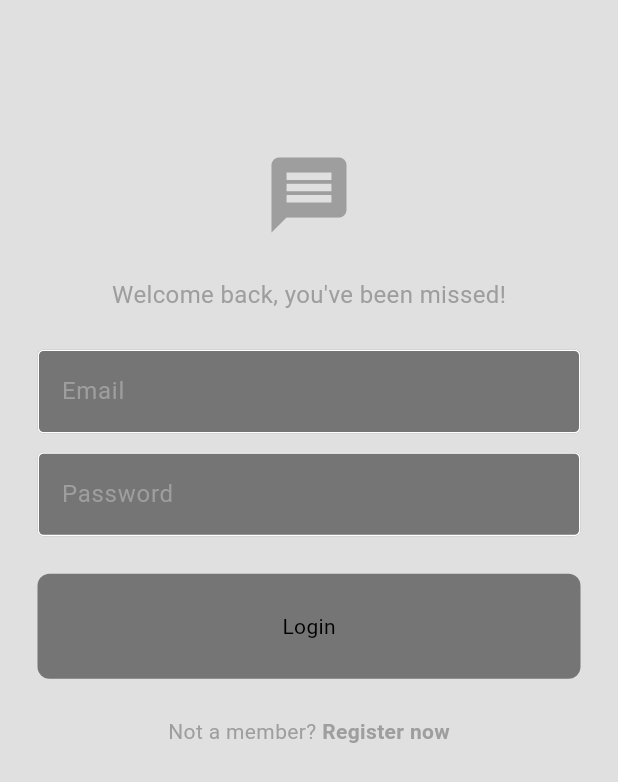
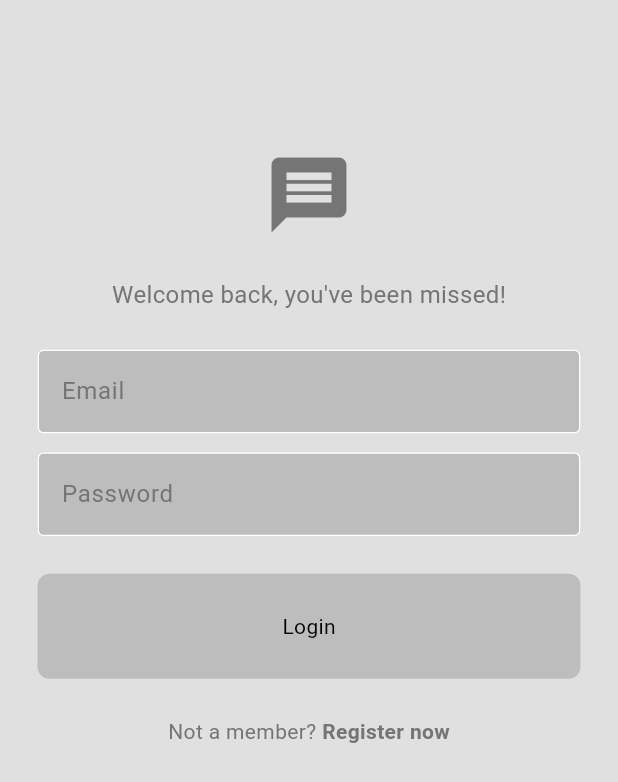
Before and after one commit to ToasterRepo/minimal_chat, a Flutter app: the screen it shows after launch, on a phone screen of 412 x 824 dp. Shown: the top 782 px of the screen. Run offline on Flutter 3.47's test engine with Material 3 defaults, Android fonts, the phone set to English and light mode, and no system bars; our stand-ins replace cloud_firestore, firebase_auth, firebase_core, flutter_pw_validator; accounts and stored records are empty.

Commit message:
Spicing Color Palette

```diff
--- a/lib/components/my_textfield.dart
+++ b/lib/components/my_textfield.dart
@@ -4,12 +4,14 @@ class MyTextfield extends StatelessWidget {
   final String hintText;
   final bool obscureText;
   final TextEditingController controller;
+  final FocusNode? focusNode;
 
   const MyTextfield(
       {super.key,
       required this.hintText,
       required this.obscureText,
-      required this.controller});
+      required this.controller,
+      this.focusNode});
 
   @override
   Widget build(BuildContext context) {
@@ -18,6 +20,7 @@ class MyTextfield extends StatelessWidget {
       child: TextField(
         obscureText: obscureText,
         controller: controller,
+        focusNode: focusNode,
         decoration: InputDecoration(
             enabledBorder: OutlineInputBorder(
               borderSide:
--- a/lib/pages/chat_bubble.dart
+++ b/lib/pages/chat_bubble.dart
@@ -21,7 +21,7 @@ class ChatBubble extends StatelessWidget {
       decoration: BoxDecoration(
           color: isCurrentUser
               ? Colors.green.shade600
-              : (isDarkMode ? Colors.grey.shade800 : Colors.grey.shade200),
+              : (isDarkMode ? Colors.grey.shade800 : Colors.grey.shade400),
           borderRadius: BorderRadius.circular(24)),
       padding: const EdgeInsets.all(16),
       margin: const EdgeInsets.symmetric(vertical: 5, horizontal: 25),
--- a/lib/themes/light_mode.dart
+++ b/lib/themes/light_mode.dart
@@ -3,7 +3,7 @@ import 'package:flutter/material.dart';
 ThemeData lightMode = ThemeData(
     colorScheme: ColorScheme.light(
         surface: Colors.grey.shade300,
-        primary: Colors.grey.shade500,
-        secondary: Colors.grey.shade600,
+        primary: Colors.grey.shade600,
+        secondary: Colors.grey.shade400,
         tertiary: Colors.white,
         inversePrimary: Colors.grey.shade900));
```
Also changed, not shown: lib/pages/chat_page.dart (+59 -7 lines).
